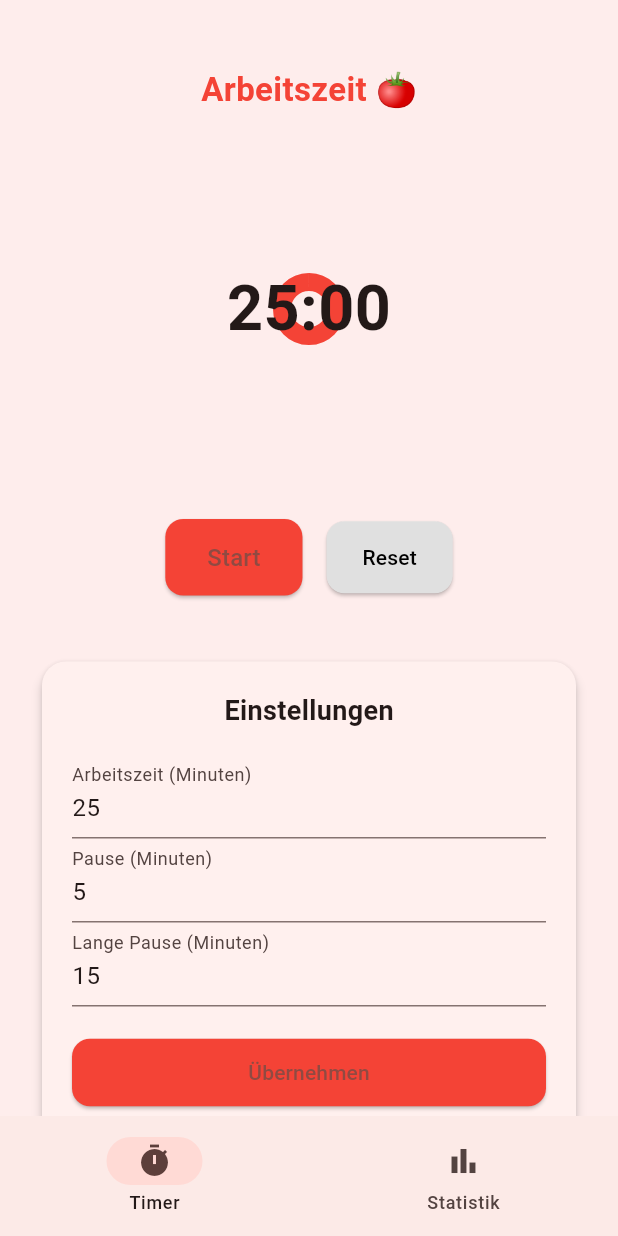
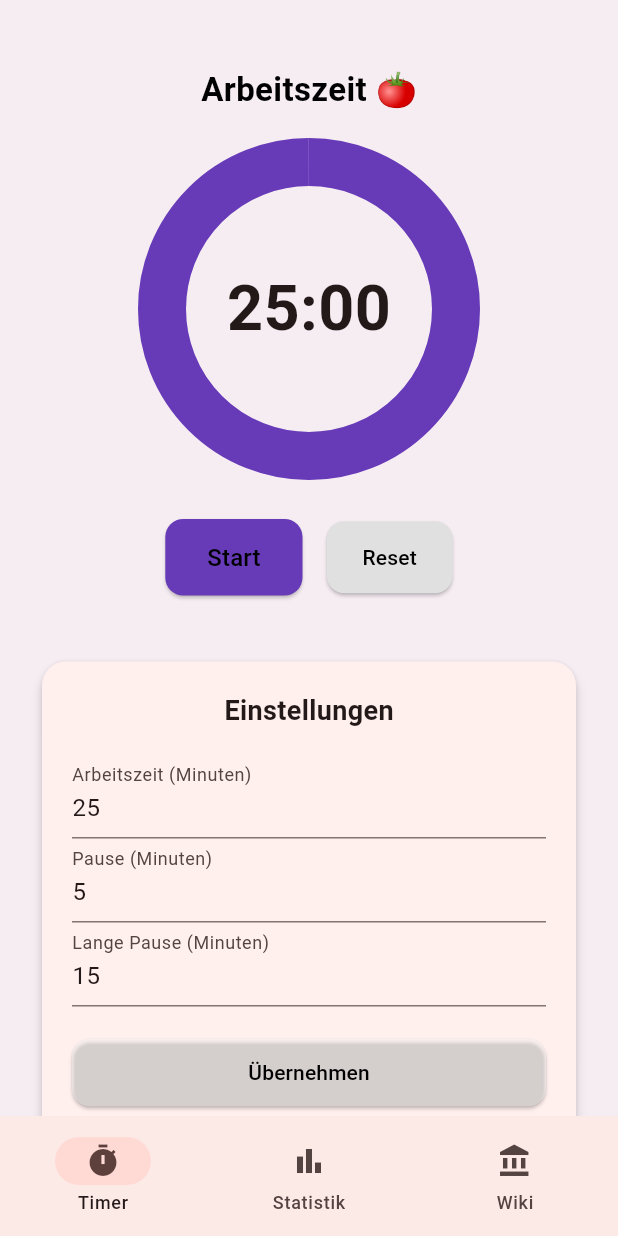
Before and after one commit to DeniR6/Pomodoro, a Flutter app: the screen it shows after launch, after a tap on "Übernehmen", on a phone screen of 412 x 824 dp. Run offline on Flutter 3.47's test engine with Material 3 defaults, Android fonts, the phone set to English and light mode, and no system bars; our stand-ins replace flutter_local_notifications, flutter_riverpod, shared_preferences, timezone.

Commit message:
added wikipage and small ui changes

```diff
--- a/lib/ui/home_page.dart
+++ b/lib/ui/home_page.dart
@@ -1,6 +1,7 @@
 import 'package:flutter/material.dart';
 import 'pomodoro_page.dart';
 import 'statistics_page.dart';
+import 'wiki_page.dart';
 
 class HomePage extends StatefulWidget {
   const HomePage({super.key});
@@ -15,6 +16,7 @@ class _HomePageState extends State<HomePage> {
   final List<Widget> _pages = const [
     PomodoroPage(),
     StatisticsPage(),
+    WikiPage(),
   ];
 
   @override
@@ -40,6 +42,11 @@ class _HomePageState extends State<HomePage> {
             selectedIcon: Icon(Icons.bar_chart),
             label: 'Statistik',
           ),
+          NavigationDestination(
+            icon: Icon(Icons.account_balance_sharp),
+            selectedIcon: Icon(Icons.account_balance),
+            label: 'Wiki',
+          ),
         ],
       ),
     );
--- a/lib/ui/pomodoro_page.dart
+++ b/lib/ui/pomodoro_page.dart
@@ -39,7 +39,7 @@ class _PomodoroPageState extends ConsumerState<PomodoroPage> {
 
     /// 🎨 Phasenfarbe
     final Color phaseColor = state.isWorkTime
-        ? Colors.red
+        ? Colors.deepPurple
         : state.isLongBreak
         ? Colors.blue
         : Colors.green;
@@ -74,7 +74,7 @@ class _PomodoroPageState extends ConsumerState<PomodoroPage> {
                 style: TextStyle(
                   fontSize: 22,
                   fontWeight: FontWeight.w600,
-                  color: phaseColor,
+                  color: Colors.black,
                 ),
               ),
 
@@ -89,7 +89,8 @@ class _PomodoroPageState extends ConsumerState<PomodoroPage> {
                   children: [
                     CircularProgressIndicator(
                       value: progress,
-                      strokeWidth: 12,
+                      strokeWidth: 32,
+                      strokeAlign: 5,
                       backgroundColor: phaseColor.withOpacity(0.15),
                       valueColor:
                       AlwaysStoppedAnimation<Color>(phaseColor),
@@ -124,7 +125,7 @@ class _PomodoroPageState extends ConsumerState<PomodoroPage> {
                     state.isRunning ? notifier.pause : notifier.start,
                     child: Text(
                       state.isRunning ? 'Pause' : 'Start',
-                      style: const TextStyle(fontSize: 16),
+                      style: const TextStyle(fontSize: 16, color: Colors.black),
                     ),
                   ),
                   const SizedBox(width: 16),
@@ -191,7 +192,7 @@ class _PomodoroPageState extends ConsumerState<PomodoroPage> {
 
                       ElevatedButton(
                         style: ElevatedButton.styleFrom(
-                          backgroundColor: phaseColor,
+                          backgroundColor: Colors.white38,
                           minimumSize:
                           const Size(double.infinity, 45),
                           shape: RoundedRectangleBorder(
@@ -215,7 +216,7 @@ class _PomodoroPageState extends ConsumerState<PomodoroPage> {
                             ),
                           );
                         },
-                        child: const Text("Übernehmen"),
+                        child: const Text("Übernehmen", style: TextStyle(color: Colors.black),),
                       ),
                     ],
                   ),
--- /dev/null
+++ b/lib/ui/wiki_page.dart
@@ -0,0 +1,143 @@
+import 'package:flutter/material.dart';
+import 'package:flutter_riverpod/flutter_riverpod.dart';
+import '../providers/session_repository_provider.dart';
+import '../application/statistics_service.dart';
+
+
+class WikiPage extends StatelessWidget {
+  const WikiPage({super.key});
+
+  // ✏️ HIER kannst du später ganz einfach Texte ändern
+  static const String introText = '''
+Die Pomodoro-Technik ist eine Zeitmanagement-Methode, die in den 1980er Jahren entwickelt wurde.
+Sie basiert auf der Idee, Arbeit in kurze, fokussierte Intervalle zu unterteilen.
+''';
+
+  static const String historyText = '''
+Die Methode wurde von Francesco Cirillo entwickelt.
+Der Name "Pomodoro" stammt von einem tomatenförmigen Küchentimer,
+den er während seines Studiums verwendete.
+''';
+
+  static const String methodText = '''
+Ein klassischer Pomodoro-Zyklus besteht aus:
+
+1. 25 Minuten konzentrierter Arbeit
+2. 5 Minuten Pause
+3. Nach 4 Durchgängen eine längere Pause (15–30 Minuten)
+
+Diese Struktur hilft dabei, Ablenkungen zu minimieren
+und die Konzentration zu steigern.
+''';
+
+  static const String benefitsText = '''
+Vorteile der Methode:
+
+• Verbesserte Konzentration
+• Weniger Prokrastination
+• Klare Zeitstruktur
+• Bessere Selbsteinschätzung
+• Höhere Produktivität
+''';
+
+  @override
+  Widget build(BuildContext context) {
+    return Scaffold(
+      appBar: AppBar(
+        title: const Text("Pomodoro – Wiki"),
+        centerTitle: true,
+      ),
+      body: Scrollbar(
+        child: SingleChildScrollView(
+          padding: const EdgeInsets.symmetric(
+            horizontal: 24,
+            vertical: 20,
+          ),
+          child: Column(
+            crossAxisAlignment: CrossAxisAlignment.start,
+            children: const [
+
+              _WikiTitle("Pomodoro-Technik"),
+
+              SizedBox(height: 20),
+              _WikiSection(
+                title: "Einleitung",
+                content: introText,
+              ),
+
+              _WikiSection(
+                title: "Geschichte",
+                content: historyText,
+              ),
+
+              _WikiSection(
+                title: "Die Methode",
+                content: methodText,
+              ),
+
+              _WikiSection(
+                title: "Vorteile",
+                content: benefitsText,
+              ),
+
+              SizedBox(height: 40),
+            ],
+          ),
+        ),
+      ),
+    );
+  }
+}
+
+class _WikiTitle extends StatelessWidget {
+  final String title;
+  const _WikiTitle(this.title);
+
+  @override
+  Widget build(BuildContext context) {
+    return Text(
+      title,
+      style: const TextStyle(
+        fontSize: 26,
+        fontWeight: FontWeight.bold,
+      ),
+    );
+  }
+}
+
+class _WikiSection extends StatelessWidget {
+  final String title;
+  final String content;
+
+  const _WikiSection({
+    required this.title,
+    required this.content,
+  });
+
+  @override
+  Widget build(BuildContext context) {
+    return Padding(
+      padding: const EdgeInsets.only(bottom: 24),
+      child: Column(
+        crossAxisAlignment: CrossAxisAlignment.start,
+        children: [
+          Text(
+            title,
+            style: const TextStyle(
+              fontSize: 20,
+              fontWeight: FontWeight.w600,
+            ),
+          ),
+          const SizedBox(height: 8),
+          Text(
+            content,
+            style: const TextStyle(
+              fontSize: 16,
+              height: 1.6,
+            ),
+          ),
+        ],
+      ),
+    );
+  }
+}
```
